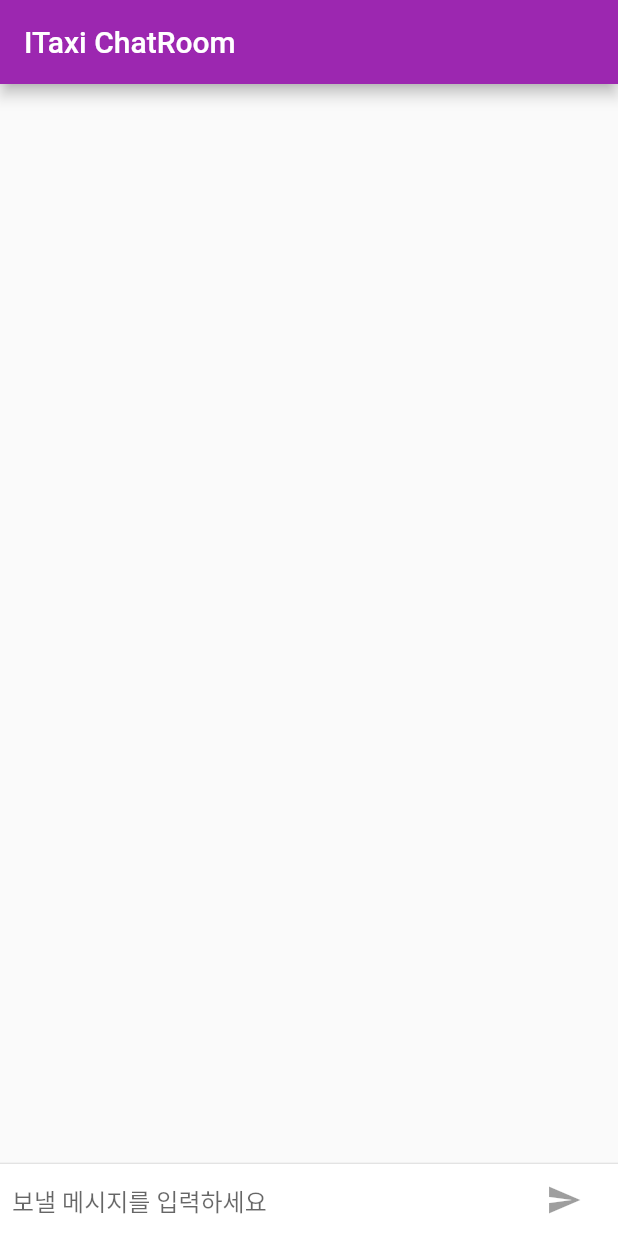
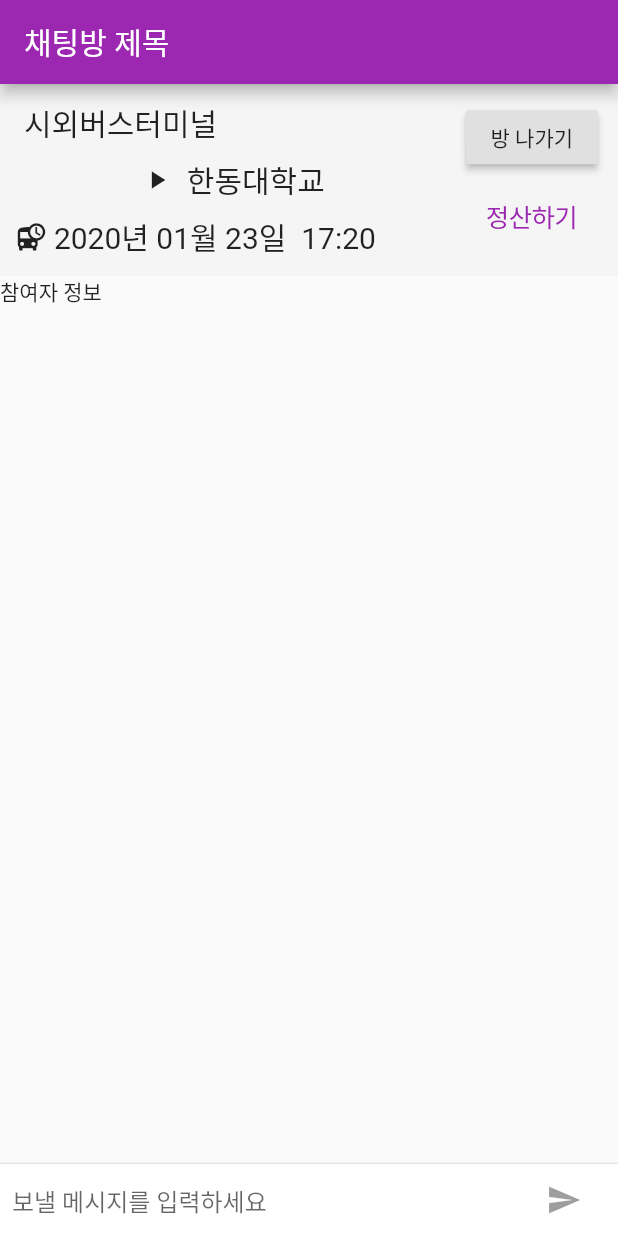
Before and after one commit to JangJuMan/iTaxi3.0, a Flutter app: the screen it shows after launch, on a phone screen of 412 x 824 dp. Run offline on Flutter 3.47's test engine with Material 2 defaults, Android fonts, the phone set to English and light mode, and no system bars.

Commit message:
채팅방(2): 상단 채팅방 정보

```diff
--- a/lib/chatRoom/chatRoomMain.dart
+++ b/lib/chatRoom/chatRoomMain.dart
@@ -84,6 +84,130 @@ class _ChatScreenState extends State<ChatScreen> with TickerProviderStateMixin{
 
 
 
+
+
+
+
+  // 채팅방 정보 위젯 ========================================================================================================================
+  Widget _chatRoomInfo(){
+    return Container(
+      child: Column(
+        children: [
+          _roomInfo(),
+          _participantInfo(),
+        ],
+      ),
+    );
+  }
+
+  // 방정보
+  Widget _roomInfo(){
+    return Container(
+      // 디버깅용
+        decoration: BoxDecoration(
+          // border: Border.all(width: 1.0, color: Color(0xFF3FA9F5)),
+          color: Color.fromRGBO(0xF5, 0xF5, 0xF5, 1),
+          // color: Color.fromRGBO(0x3F, 0xA9, 0xF5, 0.5),
+        ),
+
+        margin: EdgeInsets.all(0.0),
+        padding: EdgeInsets.symmetric(vertical: 7.0, horizontal: 7.0),
+        child: Row(
+          children: [
+            Flexible(
+              child: Column(
+                children: [
+                  Container(
+                    padding: EdgeInsets.all(2.0),
+                    margin: EdgeInsets.all(2.0),
+                    decoration: BoxDecoration(
+                      // border: Border.all(color: Colors.redAccent)
+                    ),
+                    child: Row(
+                      children: [
+                        Text(" 시외버스터미널", style: Theme.of(context).textTheme.headline6),
+                      ],
+                    ),
+                  ),
+                  Container(
+                    padding: EdgeInsets.all(2.0),
+                    margin: EdgeInsets.all(2.0),
+                    decoration: BoxDecoration(
+                      // border: Border.all(color: Colors.redAccent)
+                    ),
+                    child: Row(
+                      mainAxisAlignment: MainAxisAlignment.center,
+                      children: [
+                        Icon(Icons.play_arrow, size: 20),
+                        Text("  한동대학교", style: Theme.of(context).textTheme.headline6),
+                      ],
+                    ),
+                  ),
+                  Container(
+                    padding: EdgeInsets.all(2.0),
+                    margin: EdgeInsets.all(2.0),
+                    decoration: BoxDecoration(
+                      // border: Border.all(color: Colors.redAccent)
+                    ),
+                    child: Row(
+                      children: [
+                        Icon(Icons.departure_board, size: 20),
+                        Text(" 2020년 01월 23일  17:20", style: TextStyle(fontSize: 20)),
+                      ],
+                    ),
+                  ),
+                ],
+              ),
+            ),
+            Container(
+              decoration: BoxDecoration(
+                // border: Border.all(color: Colors.redAccent)
+              ),
+              child: Column(
+                children: [
+                  Theme.of(context).platform == TargetPlatform.iOS
+                      ? CupertinoButton(
+                    child: Text(
+                      '방 나가기',
+                      style: TextStyle(color: Colors.redAccent, fontWeight: FontWeight.w600),
+                    ),
+                    onPressed: () => {},
+                  )
+                      : RaisedButton(
+                    child: Text('방 나가기'),
+                    onPressed: () => {},
+                  ),
+                  // TODO: 방장한테만 보이기, (상관없나?)
+                  // TODO: 버튼 스타일 보여주려고 지금은 != 로 해놓음. 나중에 바꿔야함.
+                  Theme.of(context).platform != TargetPlatform.iOS
+                      ? CupertinoButton(
+                    child: Text('정산하기'),
+                    onPressed: () => {},
+                  )
+                      : RaisedButton(
+                    child: Text('정산하기'),
+                    onPressed: () => {},
+                  ),
+                ],
+              ),
+            ),
+          ],
+        )
+    );
+  }
+
+  Widget _participantInfo(){
+    return Container(
+      child: Row(
+        children: [
+          Text("참여자 정보"),
+        ],
+      ),
+    );
+  }
+
+  //========================================================================================================================
+
   // 텍스트 입력 위젯
   Widget _buildTextComposer(){
     return Container(
@@ -107,7 +231,7 @@ class _ChatScreenState extends State<ChatScreen> with TickerProviderStateMixin{
                 margin: EdgeInsets.symmetric(horizontal: 4.0),
                 child: Theme.of(context).platform == TargetPlatform.iOS
                     ? CupertinoButton(
-                  child: Text('Send'),
+                  child: Text('보내기'),
                   onPressed: _isComposing ? () => _handleSubmitted(_textController.text) : null,
                 )
                     : IconButton(
@@ -127,13 +251,18 @@ class _ChatScreenState extends State<ChatScreen> with TickerProviderStateMixin{
   Widget build(BuildContext context) {
     return Scaffold(
       appBar: AppBar(
-        title: Text ('ITaxi ChatRoom'),
+        title: Text ('채팅방 제목'),
         // appbar 의 z좌표. 4.0: 그림자 O, 0.0: 그림자 X
         elevation: Theme.of(context).platform == TargetPlatform.iOS ? 0.0 : 4.0,
       ),
       body: Container(
           child: Column(
             children: [
+              // 채팅방 정보
+              Container(
+                child: _chatRoomInfo(),
+              ),
+              // 채팅기록
               Flexible(
                 child: ListView.builder(
                   padding: EdgeInsets.all(8.0),
@@ -142,7 +271,9 @@ class _ChatScreenState extends State<ChatScreen> with TickerProviderStateMixin{
                   itemCount: _messages.length,
                 ),
               ),
+              // 디바이더
               Divider(height: 1.0),
+              // 채팅 입력창
               Container(
                 decoration: BoxDecoration(
                     color: Theme.of(context).cardColor),
@@ -152,10 +283,10 @@ class _ChatScreenState extends State<ChatScreen> with TickerProviderStateMixin{
           ),
           decoration: Theme.of(context).platform == TargetPlatform.iOS
               ? BoxDecoration(
-            border: Border(
-              top: BorderSide(color: Colors.grey[200]),
-            ),
-          )
+                  border: Border(
+                  top: BorderSide(color: Colors.grey[200]),
+                ),
+              )
               : null
       ),
     );
```
